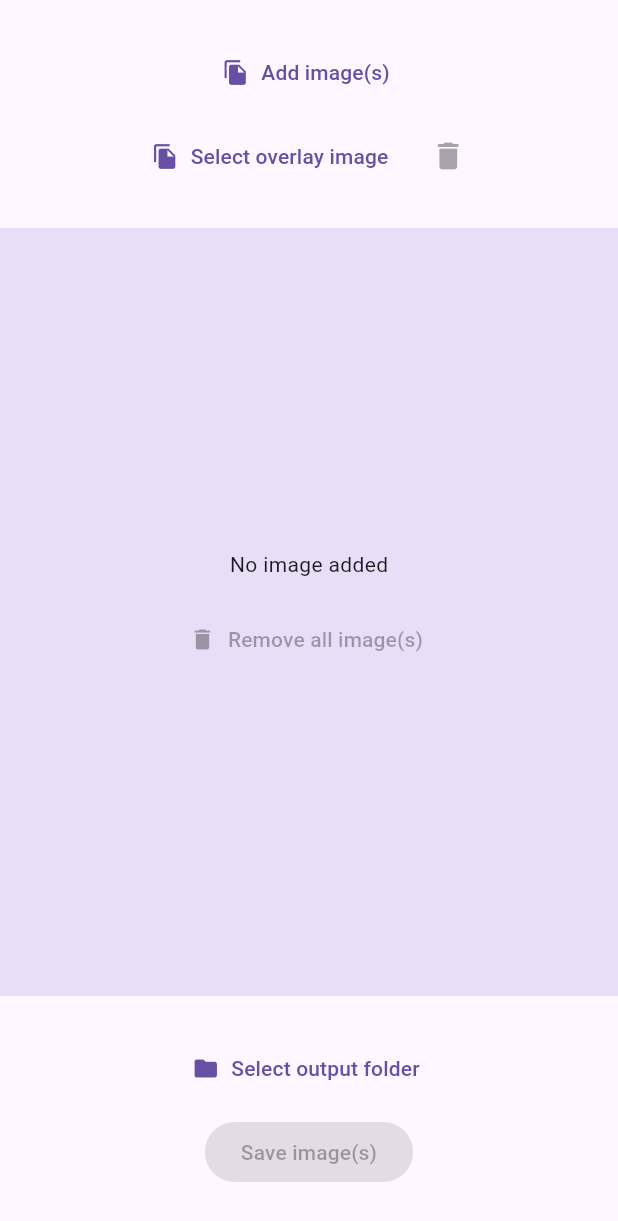
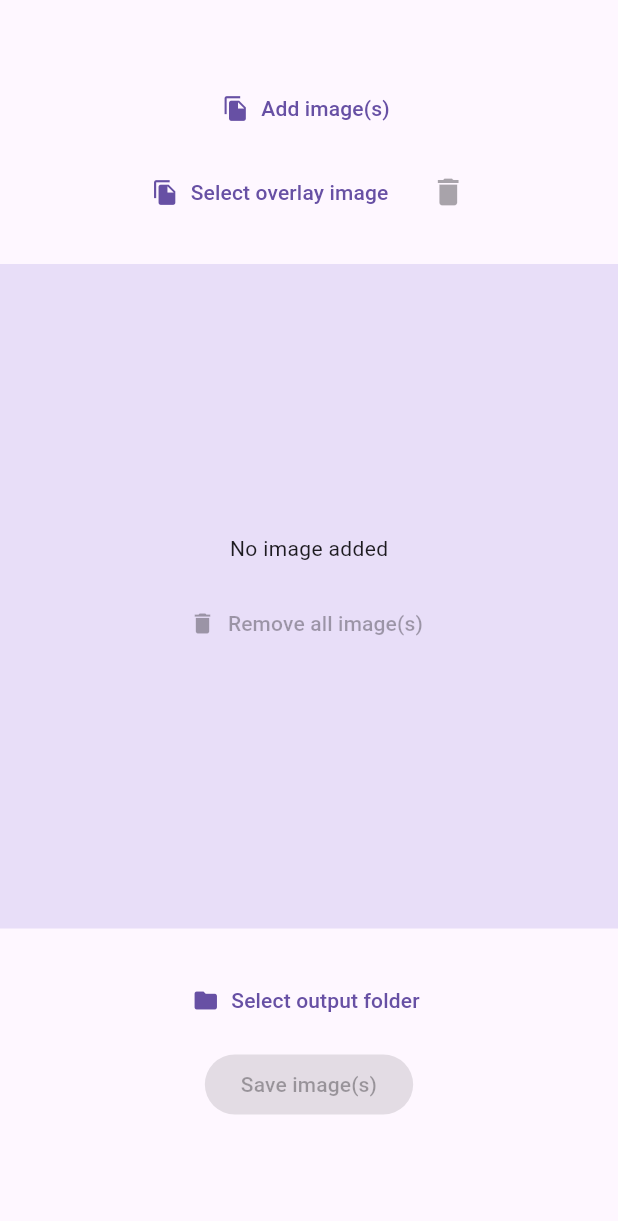
Before and after one commit to SeaDve/bulk_overlay, a Flutter app: the screen it shows after launch, on a phone screen of 412 x 824 dp. Shown: the top 1221 px of the screen. Run offline on Flutter 3.47's test engine with Material 3 defaults, Android fonts, the phone set to English and light mode, and no system bars; our stand-ins replace file_picker; missing offline and left inert: window_manager.

Commit message:
improve ui

```diff
--- a/lib/ui/home.dart
+++ b/lib/ui/home.dart
@@ -13,7 +13,7 @@ class Home extends StatelessWidget {
   Widget build(BuildContext context) {
     return Scaffold(
       body: Padding(
-        padding: const EdgeInsets.symmetric(vertical: 24.0),
+        padding: const EdgeInsets.symmetric(vertical: 48.0),
         child: Column(
           spacing: 24,
           mainAxisAlignment: MainAxisAlignment.center,
@@ -185,7 +185,7 @@ class Home extends StatelessWidget {
                       return Text('Images saved successfully');
                     }
 
-                    return SizedBox();
+                    return Text('');
                   },
                 ),
               ],
```
